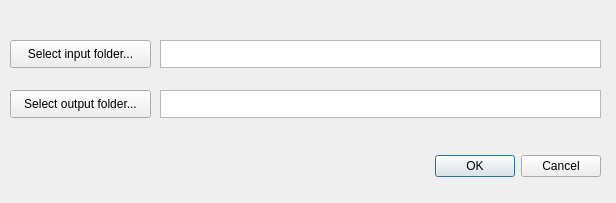
milosvalko/Agdas, file gui/newProject.ui: the form before one commit.
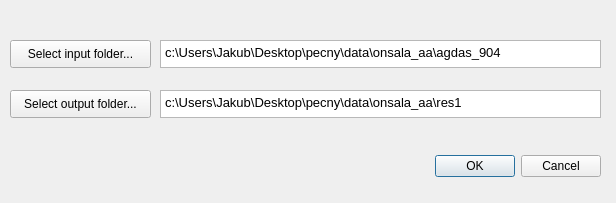
The form after the commit.

The edit to the form file:
```diff
--- a/gui/newProject.ui
+++ b/gui/newProject.ui
@@ -67,8 +67,7 @@
 &lt;html&gt;&lt;head&gt;&lt;meta name=&quot;qrichtext&quot; content=&quot;1&quot; /&gt;&lt;style type=&quot;text/css&quot;&gt;
 p, li { white-space: pre-wrap; }
 &lt;/style&gt;&lt;/head&gt;&lt;body style=&quot; font-family:'MS Shell Dlg 2'; font-size:10pt; font-weight:400; font-style:normal;&quot;&gt;
-&lt;p style=&quot;-qt-paragraph-type:empty; margin-top:0px; margin-bottom:0px; margin-left:0px; margin-right:0px; -qt-block-indent:0; text-indent:0px;&quot;&gt;&lt;br /&gt;&lt;/p&gt;
-&lt;p style=&quot;-qt-paragraph-type:empty; margin-top:0px; margin-bottom:0px; margin-left:0px; margin-right:0px; -qt-block-indent:0; text-indent:0px;&quot;&gt;&lt;br /&gt;&lt;/p&gt;&lt;/body&gt;&lt;/html&gt;</string>
+&lt;p style=&quot; margin-top:0px; margin-bottom:0px; margin-left:0px; margin-right:0px; -qt-block-indent:0; text-indent:0px;&quot;&gt;c:\Users\Jakub\Desktop\pecny\data\onsala_aa\agdas_904&lt;/p&gt;&lt;/body&gt;&lt;/html&gt;</string>
    </property>
   </widget>
   <widget class="QPushButton" name="projDir">
@@ -109,7 +108,7 @@
 &lt;html&gt;&lt;head&gt;&lt;meta name=&quot;qrichtext&quot; content=&quot;1&quot; /&gt;&lt;style type=&quot;text/css&quot;&gt;
 p, li { white-space: pre-wrap; }
 &lt;/style&gt;&lt;/head&gt;&lt;body style=&quot; font-family:'MS Shell Dlg 2'; font-size:10pt; font-weight:400; font-style:normal;&quot;&gt;
-&lt;p style=&quot;-qt-paragraph-type:empty; margin-top:0px; margin-bottom:0px; margin-left:0px; margin-right:0px; -qt-block-indent:0; text-indent:0px;&quot;&gt;&lt;br /&gt;&lt;/p&gt;&lt;/body&gt;&lt;/html&gt;</string>
+&lt;p style=&quot; margin-top:0px; margin-bottom:0px; margin-left:0px; margin-right:0px; -qt-block-indent:0; text-indent:0px;&quot;&gt;c:\Users\Jakub\Desktop\pecny\data\onsala_aa\res1&lt;/p&gt;&lt;/body&gt;&lt;/html&gt;</string>
    </property>
   </widget>
  </widget>
```
